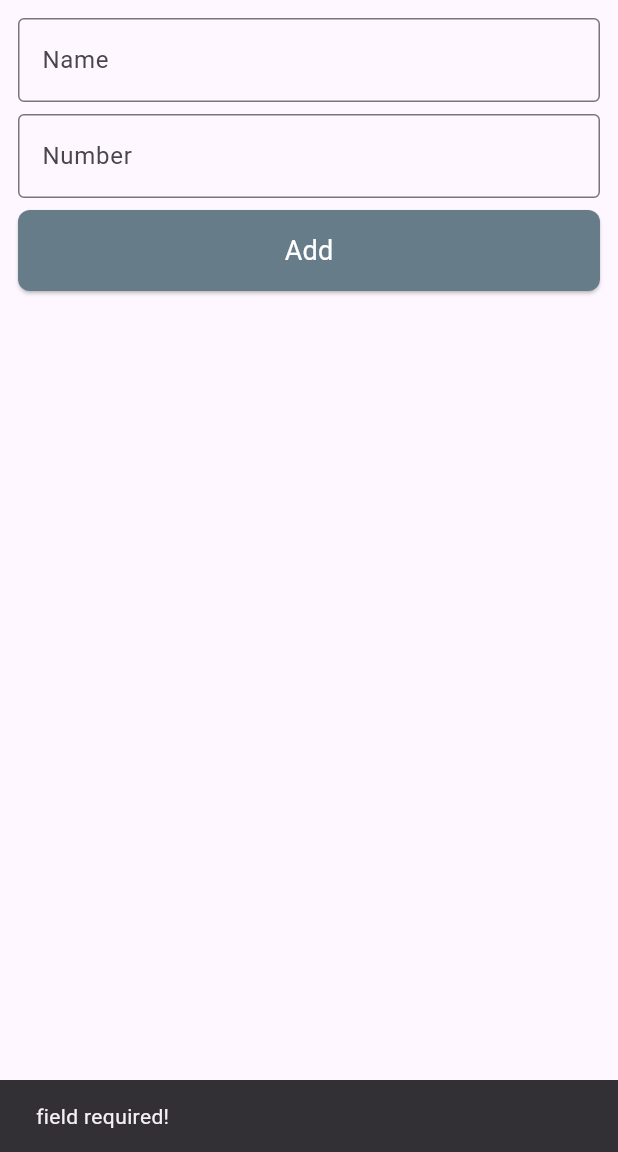
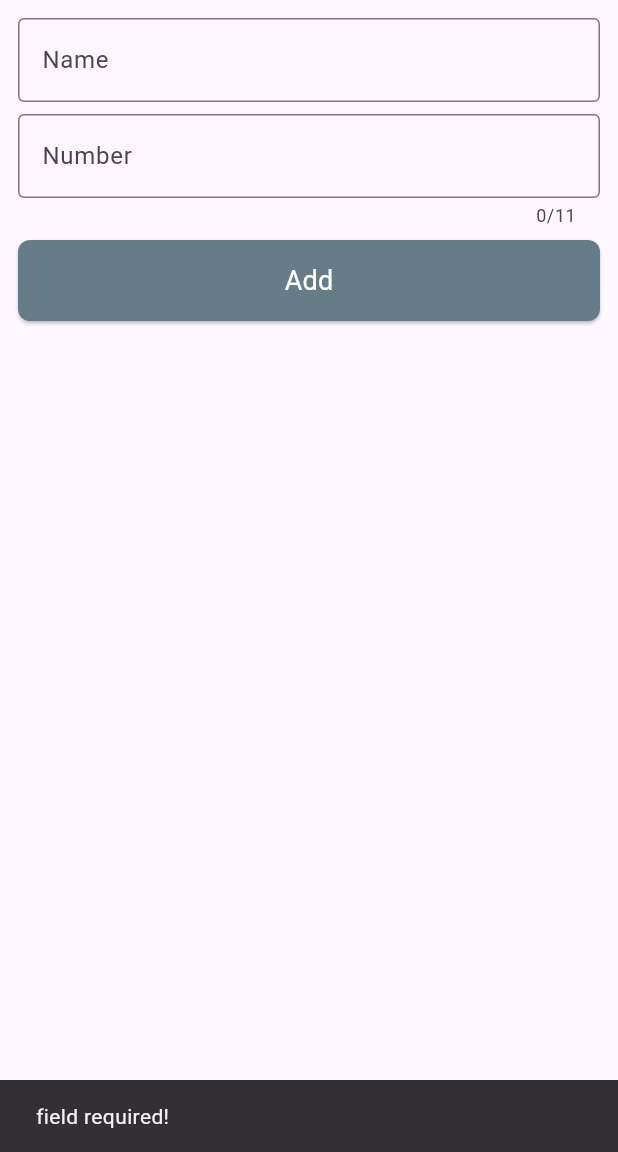
Before and after one commit to Mobarak24/contact_list_assignment, a Flutter app: the screen it shows after launch, after a tap on "Add", on a phone screen of 412 x 824 dp, the part 84-1236 px from its top. Run offline on Flutter 3.47's test engine with Material 3 defaults, Android fonts, the phone set to English and light mode, and no system bars.

Commit message:
code updated

```diff
--- a/lib/ui/screen/contact_list_screen.dart
+++ b/lib/ui/screen/contact_list_screen.dart
@@ -30,9 +30,6 @@ class _ContactListScreenState extends State<ContactListScreen> {
           padding: const EdgeInsets.all(12),
           child: Column(
             children: [
-              Form(
-                child: Column(
-                  children: [
               TextField(
                 controller: _nameTEController,
                 decoration: const InputDecoration(hintText: 'Name'),
@@ -43,6 +40,7 @@ class _ContactListScreenState extends State<ContactListScreen> {
                 controller: _numberTEController,
                 decoration: const InputDecoration(hintText: 'Number'),
                 keyboardType: TextInputType.number,
+                maxLength: 11,
               ),
               const SizedBox(height: 8),
               ElevatedButton(
@@ -62,9 +60,6 @@ class _ContactListScreenState extends State<ContactListScreen> {
                     fontSize: 18,
                     fontWeight: FontWeight.w400,
                   ),
-                      ),
-                    ),
-                  ],
                 ),
               ),
               const SizedBox(height: 20),
```
Lines whose indentation alone changed are shown as unchanged.
